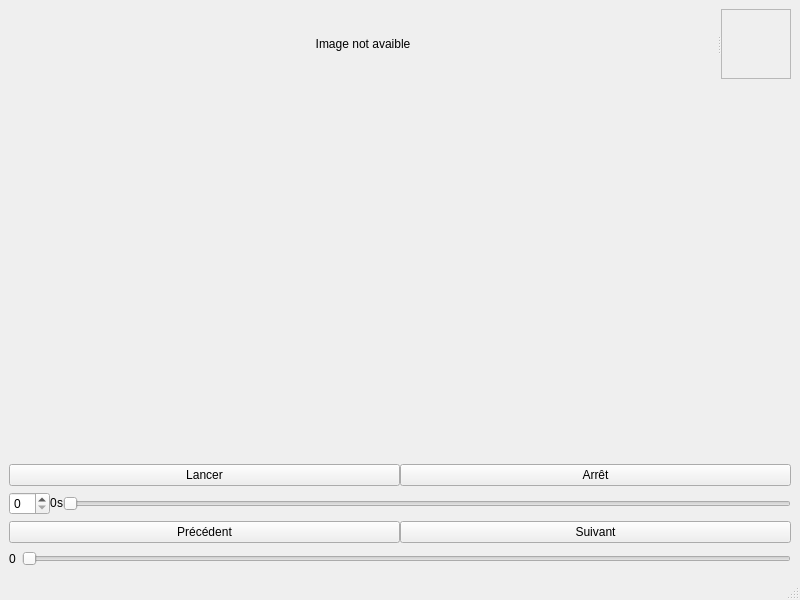
Before: the Qt Designer form View/mainwindow.ui in lilemon63/ProjetSI2, drawn with Qt 5.
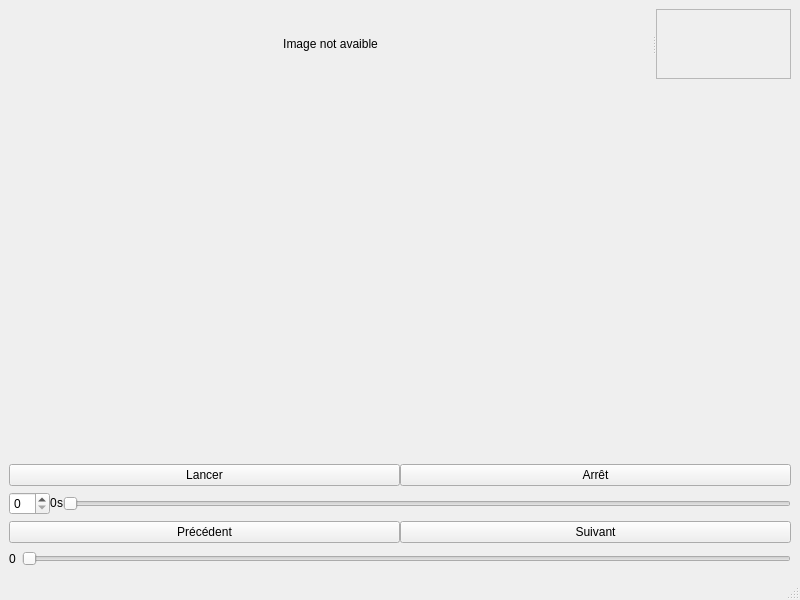
After: the same form once the commit is applied.

The edit to the form file:
```diff
--- a/View/mainwindow.ui
+++ b/View/mainwindow.ui
@@ -35,6 +35,12 @@
        </property>
       </widget>
       <widget class="QScrollArea" name="parametersArea">
+       <property name="verticalScrollBarPolicy">
+        <enum>Qt::ScrollBarAsNeeded</enum>
+       </property>
+       <property name="horizontalScrollBarPolicy">
+        <enum>Qt::ScrollBarAsNeeded</enum>
+       </property>
        <property name="widgetResizable">
         <bool>true</bool>
        </property>
@@ -43,10 +49,11 @@
          <rect>
           <x>0</x>
           <y>0</y>
-          <width>90</width>
+          <width>76</width>
           <height>76</height>
          </rect>
         </property>
+        <layout class="QVBoxLayout" name="verticalLayout_2"/>
        </widget>
       </widget>
      </widget>
```
